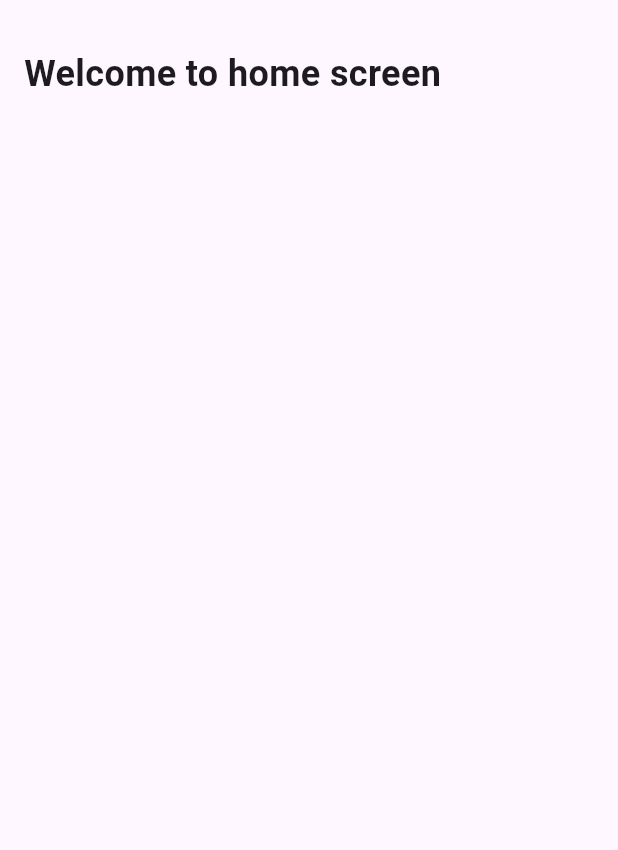
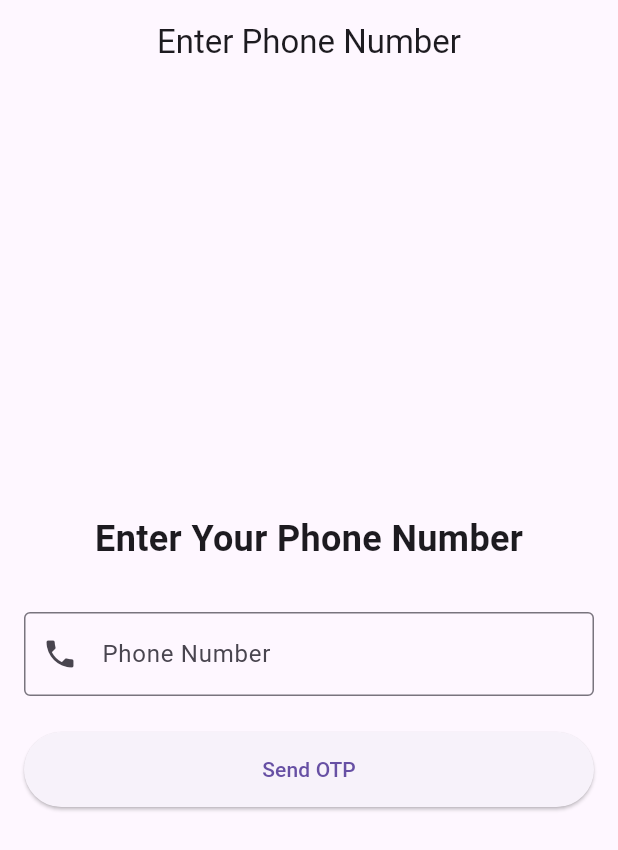
Before and after one commit to sethh99/Flutter, a Flutter app: the screen it shows after launch, after a tap on "Login", on a phone screen of 412 x 824 dp. Shown: the top 850 px of the screen. Run offline on Flutter 3.47's test engine with Material 3 defaults, Android fonts, the light colour scheme and no system bars.

Commit message:
Modified login , register and create verify OTP

```diff
--- a/lib/screen/login_screen.dart
+++ b/lib/screen/login_screen.dart
@@ -1,6 +1,6 @@
 import 'package:flutter/material.dart';
-import 'home_screen.dart';
 import 'register_screen.dart';
+import 'phone_verification_screen.dart';
 import 'package:flutter/gestures.dart';
 
 class LoginScreen extends StatefulWidget {
@@ -15,11 +15,11 @@ class _LoginScreenState extends State<LoginScreen> {
   final TextEditingController _passwordController = TextEditingController();
 
   void _login() {
-    // Ignore input values, just route to HomeScreen with hardcoded username 'noy'
+    // Navigate to PhoneVerificationScreen instead of HomeScreen
     Navigator.pushReplacement(
       context,
       MaterialPageRoute(
-        builder: (context) => HomeScreen(username: 'noy'),
+        builder: (context) => PhoneVerificationScreen(username: 'noy'),
       ),
     );
   }
@@ -29,6 +29,16 @@ class _LoginScreenState extends State<LoginScreen> {
       context,
       MaterialPageRoute(builder: (context) => RegisterScreen()),
     );
+  }
+
+  void _loginWithFacebook() {
+    // Placeholder for Facebook login logic
+    print('Facebook login pressed');
+  }
+
+  void _loginWithGoogle() {
+    // Placeholder for Google login logic
+    print('Google login pressed');
   }
 
   @override
@@ -74,6 +84,33 @@ class _LoginScreenState extends State<LoginScreen> {
                 minimumSize: Size.fromHeight(50),
               ),
             ),
+            SizedBox(height: 16),
+            Text(
+              'or',
+              style: TextStyle(fontSize: 16, color: Colors.grey),
+            ),
+            SizedBox(height: 16),
+            ElevatedButton.icon(
+              onPressed: _loginWithFacebook,
+              icon: Icon(Icons.facebook, color: Colors.white),
+              label: Text('Login with Facebook'),
+              style: ElevatedButton.styleFrom(
+                minimumSize: Size.fromHeight(50),
+                backgroundColor: Color(0xFF3b5998),
+                foregroundColor: Colors.white,
+              ),
+            ),
+            SizedBox(height: 8),
+            ElevatedButton.icon(
+              onPressed: _loginWithGoogle,
+              icon: Icon(Icons.g_mobiledata, color: Colors.white),
+              label: Text('Login with Google'),
+              style: ElevatedButton.styleFrom(
+                minimumSize: Size.fromHeight(50),
+                backgroundColor: Color(0xFF4285F4),
+                foregroundColor: Colors.white,
+              ),
+            ),
             Spacer(),
             RichText(
               text: TextSpan(
--- /dev/null
+++ b/lib/screen/phone_verification_screen.dart
@@ -0,0 +1,179 @@
+import 'package:flutter/material.dart';
+import 'home_screen.dart';
+
+class PhoneVerificationScreen extends StatefulWidget {
+  final String username;
+
+  const PhoneVerificationScreen({super.key, required this.username});
+
+  @override
+  State<PhoneVerificationScreen> createState() => _PhoneVerificationScreenState();
+}
+
+class _PhoneVerificationScreenState extends State<PhoneVerificationScreen> {
+  final _phoneFormKey = GlobalKey<FormState>();
+  final _otpFormKey = GlobalKey<FormState>();
+  final TextEditingController _phoneController = TextEditingController();
+  final List<TextEditingController> _otpControllers =
+  List.generate(6, (_) => TextEditingController());
+  bool _isOtpScreen = false;
+
+  void _submitPhoneNumber() {
+    if (_phoneFormKey.currentState!.validate()) {
+      // Placeholder for sending phone number to backend and triggering OTP
+      print('Phone number submitted: ${_phoneController.text}');
+      setState(() {
+        _isOtpScreen = true;
+      });
+      ScaffoldMessenger.of(context).showSnackBar(
+        SnackBar(content: Text('OTP sent to ${_phoneController.text}')),
+      );
+    }
+  }
+
+  void _verifyOtp() {
+    if (_otpFormKey.currentState!.validate()) {
+      // Combine OTP digits
+      String otp = _otpControllers.map((controller) => controller.text).join();
+      // Placeholder for OTP verification logic
+      print('OTP submitted: $otp');
+      ScaffoldMessenger.of(context).showSnackBar(
+        SnackBar(content: Text('OTP verified successfully!')),
+      );
+      // Navigate to HomeScreen after successful OTP verification
+      Navigator.pushReplacement(
+        context,
+        MaterialPageRoute(
+          builder: (context) => HomeScreen(username: widget.username),
+        ),
+      );
+    }
+  }
+
+  @override
+  Widget build(BuildContext context) {
+    return Scaffold(
+      appBar: AppBar(
+        title: Text(_isOtpScreen ? 'Verify OTP' : 'Enter Phone Number'),
+        centerTitle: true,
+      ),
+      body: Padding(
+        padding: const EdgeInsets.all(16.0),
+        child: _isOtpScreen ? _buildOtpForm() : _buildPhoneForm(),
+      ),
+    );
+  }
+
+  Widget _buildPhoneForm() {
+    return Form(
+      key: _phoneFormKey,
+      child: Column(
+        children: [
+          const Spacer(),
+          const Text(
+            'Enter Your Phone Number',
+            style: TextStyle(fontSize: 24, fontWeight: FontWeight.bold),
+          ),
+          const SizedBox(height: 32),
+          TextFormField(
+            controller: _phoneController,
+            decoration: const InputDecoration(
+              labelText: 'Phone Number',
+              prefixIcon: Icon(Icons.phone),
+              border: OutlineInputBorder(),
+              hintText: 'e.g., 012345566 or +85512345566',
+            ),
+            keyboardType: TextInputType.phone,
+            validator: (value) {
+              if (value == null || value.isEmpty) {
+                return 'Enter phone number';
+              }
+              // Regex for Cambodian phone numbers: +855 or 0 followed by valid prefix and 6 digits
+              final phoneRegex = RegExp(
+                  r'^((\+855|0)(10|11|12|15|16|17|69|70|76|77|78|85|89|92|95|99)\d{6})$');
+              if (!phoneRegex.hasMatch(value)) {
+                return 'Enter a valid Cambodian phone number (e.g., 012345566 or +85512345566)';
+              }
+              return null;
+            },
+          ),
+          const SizedBox(height: 24),
+          ElevatedButton(
+            onPressed: _submitPhoneNumber,
+            child: const Text('Send OTP'),
+            style: ElevatedButton.styleFrom(
+              minimumSize: const Size.fromHeight(50),
+            ),
+          ),
+          const Spacer(),
+        ],
+      ),
+    );
+  }
+
+  Widget _buildOtpForm() {
+    return Form(
+      key: _otpFormKey,
+      child: Column(
+        children: [
+          const Spacer(),
+          const Text(
+            'Enter OTP',
+            style: TextStyle(fontSize: 24, fontWeight: FontWeight.bold),
+          ),
+          const SizedBox(height: 8),
+          Text(
+            'Sent to ${_phoneController.text}',
+            style: const TextStyle(fontSize: 16, color: Colors.grey),
+          ),
+          const SizedBox(height: 32),
+          Row(
+            mainAxisAlignment: MainAxisAlignment.spaceEvenly,
+            children: List.generate(6, (index) {
+              return SizedBox(
+                width: 50,
+                child: TextFormField(
+                  controller: _otpControllers[index],
+                  decoration: const InputDecoration(
+                    border: OutlineInputBorder(),
+                    counterText: '',
+                  ),
+                  textAlign: TextAlign.center,
+                  keyboardType: TextInputType.number,
+                  maxLength: 1,
+                  onChanged: (value) {
+                    if (value.length == 1 && index < 5) {
+                      FocusScope.of(context).nextFocus();
+                    } else if (value.isEmpty && index > 0) {
+                      FocusScope.of(context).previousFocus();
+                    }
+                  },
+                  validator: (value) =>
+                  value == null || value.isEmpty ? ' ' : null,
+                ),
+              );
+            }),
+          ),
+          const SizedBox(height: 24),
+          ElevatedButton(
+            onPressed: _verifyOtp,
+            child: const Text('Verify OTP'),
+            style: ElevatedButton.styleFrom(
+              minimumSize: const Size.fromHeight(50),
+            ),
+          ),
+          const Spacer(),
+        ],
+      ),
+    );
+  }
+
+  @override
+  void dispose() {
+    _phoneController.dispose();
+    for (var controller in _otpControllers) {
+      controller.dispose();
+    }
+    super.dispose();
+  }
+}
```
Also changed, not shown: lib/screen/register_screen.dart (+38 -4 lines).
